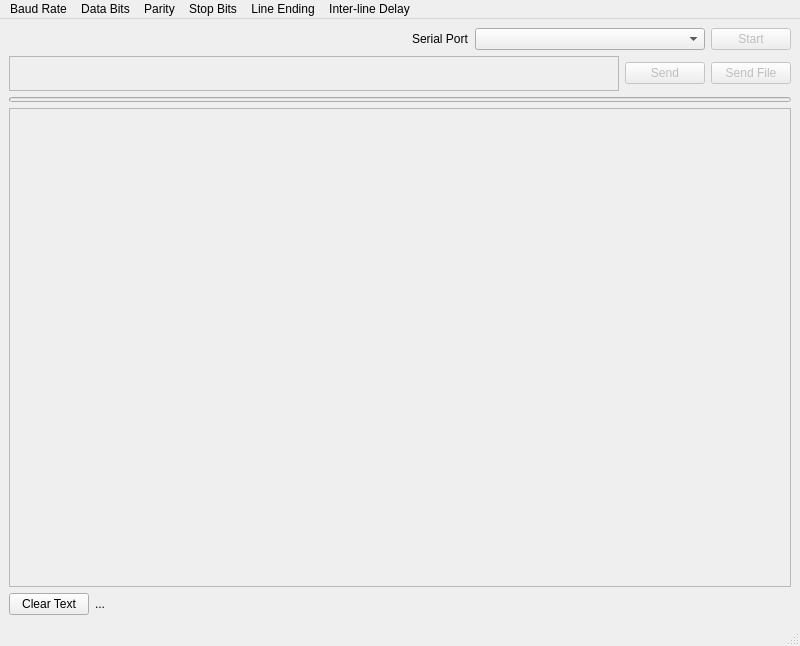
cronblocks/eserial-qt, file main_window.ui: the form before one commit.
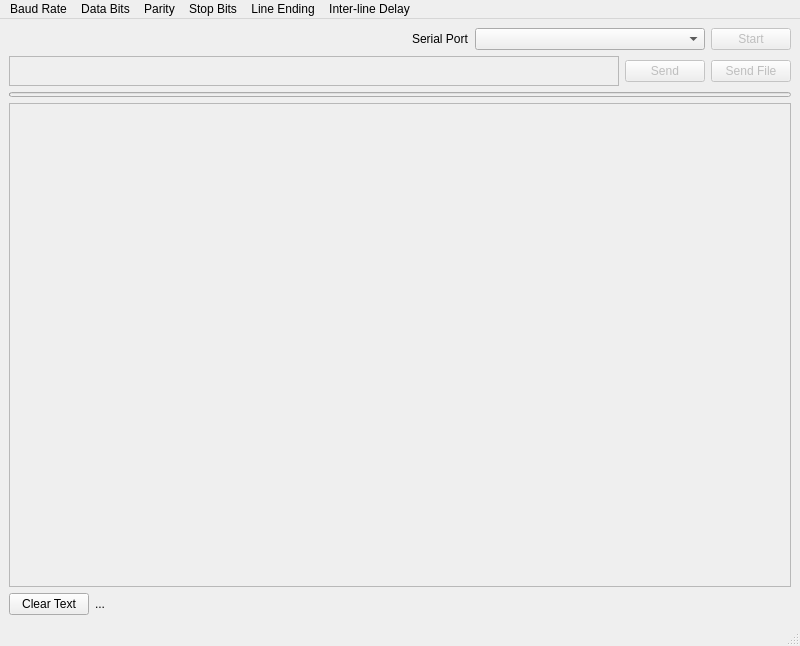
The form after the commit.

Commit message: Reducing min height of send text bar to 30

```diff
--- a/main_window.ui
+++ b/main_window.ui
@@ -104,7 +104,7 @@
           <property name="minimumSize">
            <size>
             <width>0</width>
-            <height>35</height>
+            <height>30</height>
            </size>
           </property>
           <property name="maximumSize">
```
